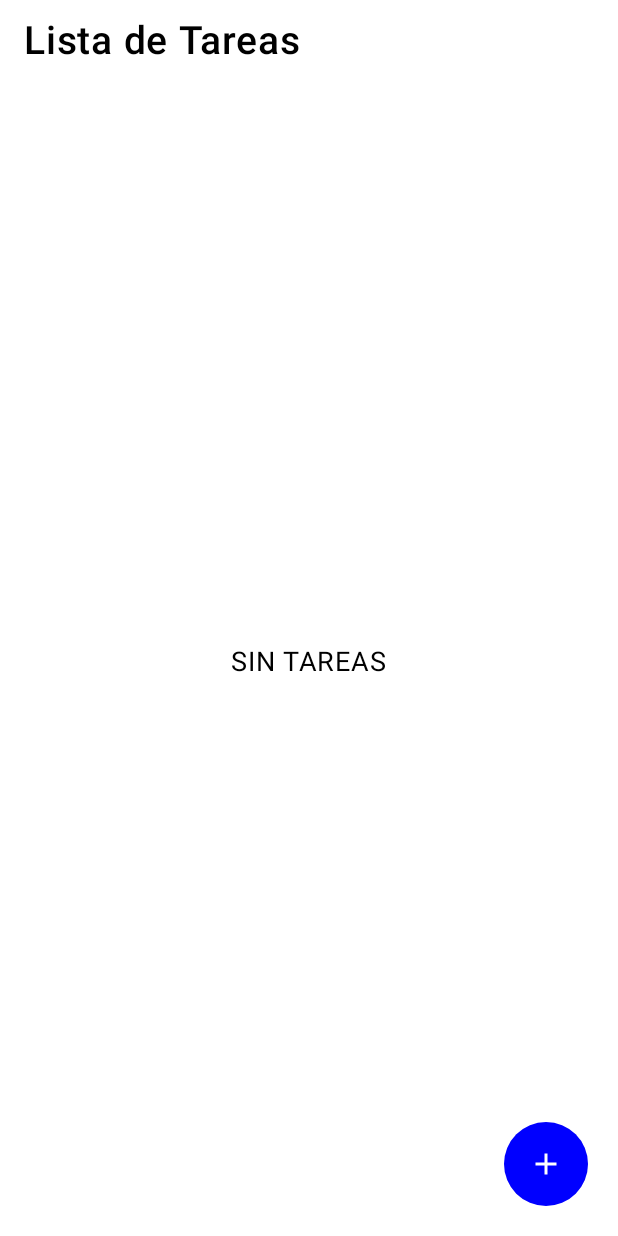
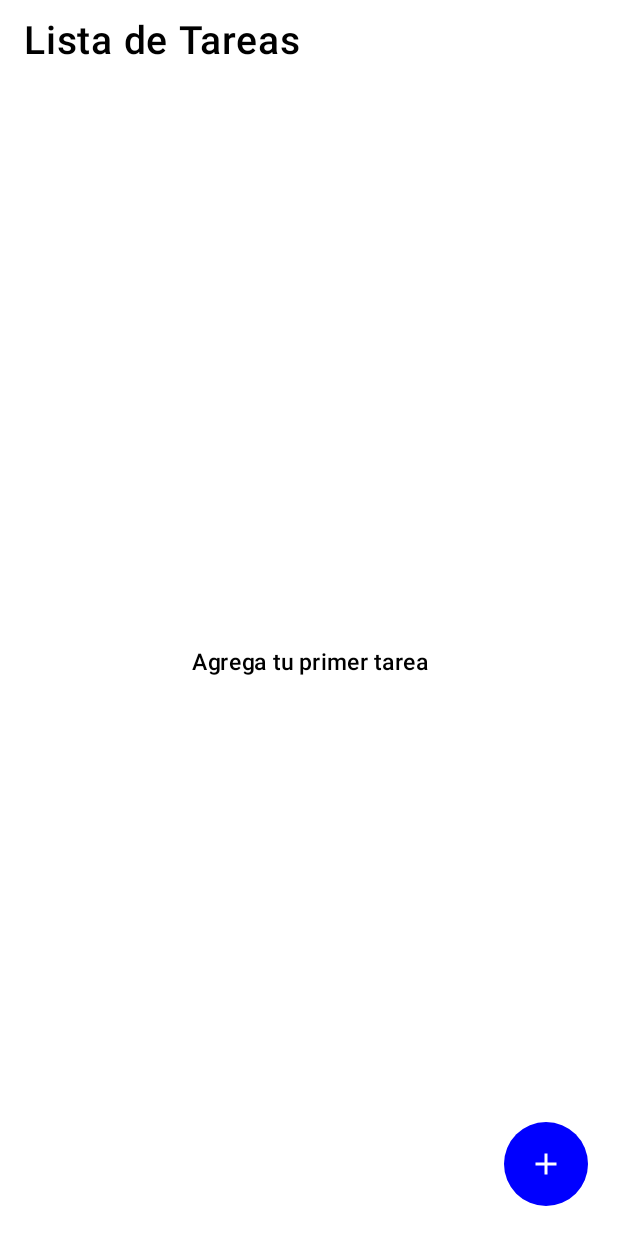
Before and after one commit to santixor2/AUJ-RETO, an Android app built with Jetpack Compose: the screen it shows after launch (MainActivity), on a phone screen of 412 x 824 dp. Run offline under Robolectric (Android 15) with nearby library versions, the phone set to English and light mode, and no system bars; our stand-ins replace Dagger/Hilt's generated code.

Commit message:
change amptytask

```diff
--- a/app/src/main/AndroidManifest.xml
+++ b/app/src/main/AndroidManifest.xml
@@ -17,7 +17,8 @@
             android:name=".MainActivity"
             android:exported="true"
             android:label="@string/app_name"
-            android:theme="@style/Theme.AUJ_RETO">
+            android:theme="@style/Theme.AUJ_RETO"
+            android:screenOrientation="portrait">
             <intent-filter>
                 <action android:name="android.intent.action.MAIN" />
 
--- a/app/src/main/java/com/santig/auj_reto/ui/theme/Theme.kt
+++ b/app/src/main/java/com/santig/auj_reto/ui/theme/Theme.kt
@@ -35,7 +35,7 @@ private val LightColorScheme = lightColorScheme(
 
 @Composable
 fun AUJ_RETOTheme(
-    darkTheme: Boolean = isSystemInDarkTheme(),
+    darkTheme: Boolean = false/*isSystemInDarkTheme()*/,
     // Dynamic color is available on Android 12+
     dynamicColor: Boolean = true,
     content: @Composable () -> Unit
--- a/app/src/main/java/com/santig/auj_reto/view/ui/HomeScreen.kt
+++ b/app/src/main/java/com/santig/auj_reto/view/ui/HomeScreen.kt
@@ -91,13 +91,19 @@ fun HomeScreen(
 }
 
 @Composable
-private fun EmptyTask() {
+fun EmptyTask() {
     Column(
         modifier = Modifier.fillMaxSize(),
         horizontalAlignment = Alignment.CenterHorizontally,
         verticalArrangement = Arrangement.Center
     ) {
-        Text(text = "SIN TAREAS", fontSize = 18.sp)
+        Text(
+            text = "Agrega tu primer tarea",
+            fontSize = 15.sp,
+            textAlign = TextAlign.Center,
+            modifier = Modifier.fillMaxWidth().padding(horizontal = 16.dp),
+            fontWeight = FontWeight.SemiBold
+        )
     }
 }
 
```
